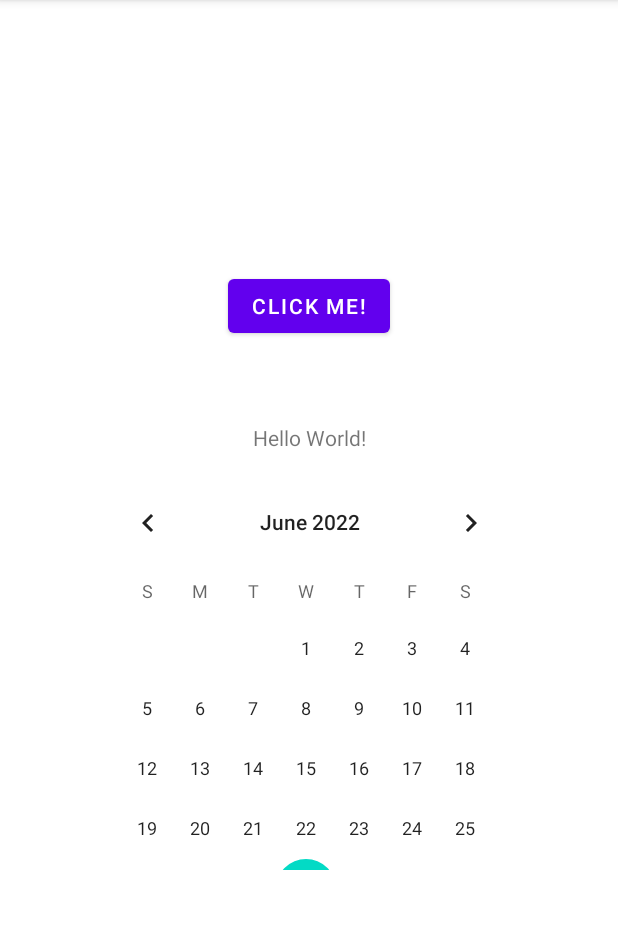
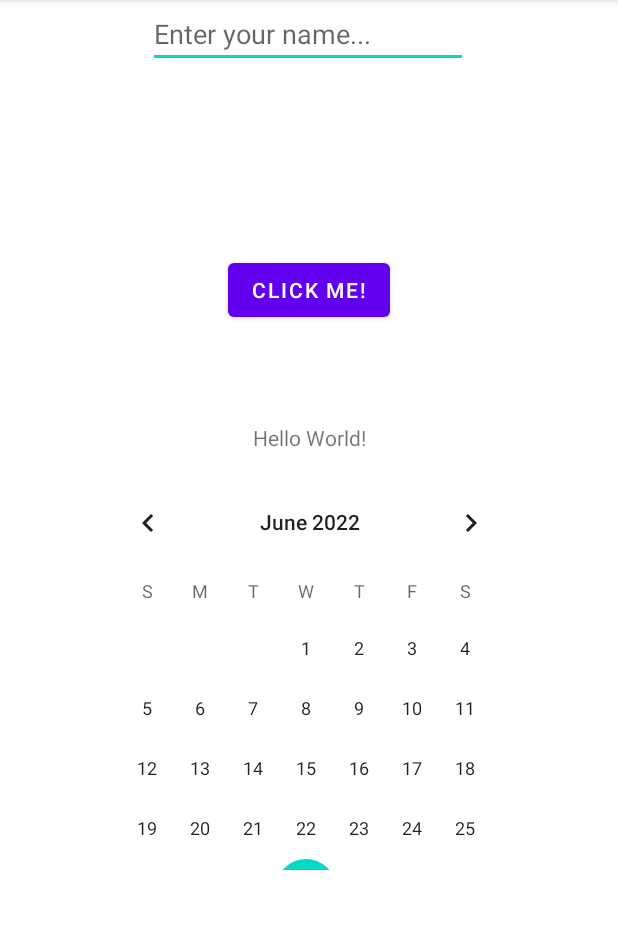
Before and after one commit to PiotrFormela0106/repo_29-06-2022, an Android app: the screen it shows after launch (MainActivity), on a phone screen of 412 x 824 dp, the part 84-1013 px from its top. Run offline under Robolectric (Android 15) with nearby library versions, the phone set to English and light mode, and no system bars.

Commit message:
Username editText added

```diff
--- a/app/src/main/res/layout/activity_main.xml
+++ b/app/src/main/res/layout/activity_main.xml
@@ -37,7 +37,7 @@
         app:layout_constraintEnd_toEndOf="parent"
         app:layout_constraintStart_toStartOf="parent"
         app:layout_constraintTop_toBottomOf="@+id/imageView"
-        app:layout_constraintVertical_bias="0.258" />
+        app:layout_constraintVertical_bias="0.112" />
 
     <CalendarView
         android:id="@+id/calendarView"
@@ -48,4 +48,16 @@
         app:layout_constraintStart_toStartOf="parent"
         app:layout_constraintTop_toBottomOf="@+id/textView" />
 
+    <EditText
+        android:id="@+id/editTextTextPersonName"
+        android:layout_width="wrap_content"
+        android:layout_height="wrap_content"
+        android:ems="10"
+        android:hint="Enter your name..."
+        android:inputType="textPersonName"
+        app:layout_constraintEnd_toEndOf="parent"
+        app:layout_constraintHorizontal_bias="0.497"
+        app:layout_constraintStart_toStartOf="parent"
+        tools:layout_editor_absoluteY="214dp" />
+
 </androidx.constraintlayout.widget.ConstraintLayout>
```
